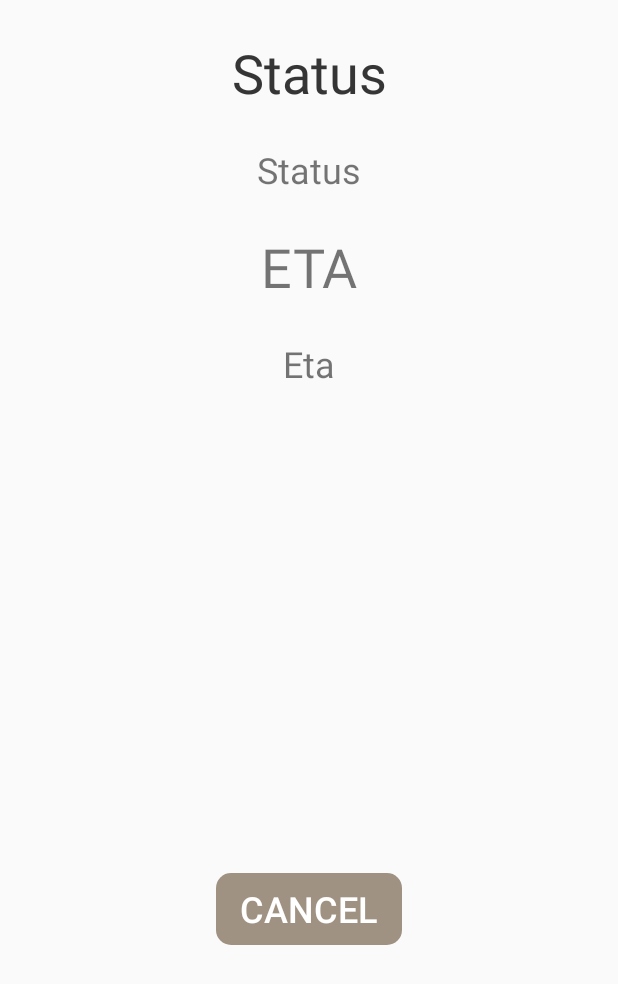
After one commit to labs11-uberambulance/labs11-uberAmbulanceAndroid, an Android app: the RideStatusActivity screen opened directly, with no data from a screen before it, on a phone screen of 412 x 824 dp. The commit adds this screen. Shown: the top 984 px of the screen. Run offline under Robolectric (Android 15) with nearby library versions, the light colour scheme and no system bars.

Commit message:
Add ride status activity with layout.

```diff
--- a/app/src/main/AndroidManifest.xml
+++ b/app/src/main/AndroidManifest.xml
@@ -17,7 +17,8 @@
         android:roundIcon="@mipmap/ic_launcher_round"
         android:supportsRtl="true"
         android:theme="@style/AppTheme">
-        <activity android:name=".ConfirmRequestActivity"></activity>
+        <activity android:name=".RideStatusActivity"></activity>
+        <activity android:name=".ConfirmRequestActivity" />
         <!--
              The API key for Google Maps-based APIs is defined as a string resource.
              (See the file "res/values/google_maps_api.xml").
--- a/app/src/main/java/com/jbseppanen/birthride/ConfirmRequestActivity.kt
+++ b/app/src/main/java/com/jbseppanen/birthride/ConfirmRequestActivity.kt
@@ -1,5 +1,6 @@
 package com.jbseppanen.birthride
 
+import android.content.Intent
 import android.support.v7.app.AppCompatActivity
 import android.os.Bundle
 import com.google.android.gms.maps.CameraUpdateFactory
@@ -8,6 +9,7 @@
 import com.google.android.gms.maps.SupportMapFragment
 import com.google.android.gms.maps.model.LatLng
 import com.google.android.gms.maps.model.MarkerOptions
+import kotlinx.android.synthetic.main.activity_confirm_request.*
 
 class ConfirmRequestActivity : AppCompatActivity(), OnMapReadyCallback {
 
@@ -20,6 +22,7 @@
         val mapFragment = supportFragmentManager
             .findFragmentById(R.id.map_requestconfirm) as SupportMapFragment
         mapFragment.getMapAsync(this)
+        button_requestconfirm_send.setOnClickListener { startActivity(Intent(this, RideStatusActivity::class.java)) }
     }
 
     /**
--- /dev/null
+++ b/app/src/main/java/com/jbseppanen/birthride/RideStatusActivity.kt
@@ -0,0 +1,12 @@
+package com.jbseppanen.birthride
+
+import android.support.v7.app.AppCompatActivity
+import android.os.Bundle
+
+class RideStatusActivity : AppCompatActivity() {
+
+    override fun onCreate(savedInstanceState: Bundle?) {
+        super.onCreate(savedInstanceState)
+        setContentView(R.layout.activity_ride_status)
+    }
+}
--- /dev/null
+++ b/app/src/main/res/layout/activity_ride_status.xml
@@ -0,0 +1,74 @@
+<?xml version="1.0" encoding="utf-8"?>
+<android.support.constraint.ConstraintLayout xmlns:android="http://schemas.android.com/apk/res/android"
+    xmlns:app="http://schemas.android.com/apk/res-auto"
+    xmlns:tools="http://schemas.android.com/tools"
+    android:layout_width="match_parent"
+    android:layout_height="match_parent"
+    tools:context=".RideStatusActivity">
+
+    <TextView
+        android:id="@+id/text_ridestatus_statuslabel"
+        android:layout_width="match_parent"
+        android:layout_height="wrap_content"
+        android:layout_margin="24dp"
+        android:text="Status"
+        android:textSize="36sp"
+        android:textAlignment="center"
+        app:layout_constraintTop_toTopOf="parent" />
+
+    <TextView
+        android:id="@+id/text_ridestatus_status"
+        android:layout_width="match_parent"
+        android:layout_height="wrap_content"
+        android:layout_margin="24dp"
+        android:text="Status"
+        android:textSize="24sp"
+        android:textAlignment="center"
+        app:layout_constraintTop_toBottomOf="@+id/text_ridestatus_statuslabel" />
+
+    <TextView
+        android:id="@+id/text_ridestatus_etalabel"
+        android:layout_width="match_parent"
+        android:layout_height="wrap_content"
+        android:layout_margin="24dp"
+        android:text="ETA"
+        android:textSize="36sp"
+        android:textAlignment="center"
+        app:layout_constraintTop_toBottomOf="@id/text_ridestatus_status" />
+
+    <TextView
+        android:id="@+id/text_ridestatus_eta"
+        android:layout_width="match_parent"
+        android:layout_height="wrap_content"
+        android:layout_margin="24dp"
+        android:text="Eta"
+        android:textSize="24sp"
+        android:textAlignment="center"
+        app:layout_constraintTop_toBottomOf="@+id/text_ridestatus_etalabel" />
+
+    <TextView
+        android:layout_width="match_parent"
+        android:layout_height="wrap_content"
+        android:layout_margin="24dp"
+        android:text="Status"
+        android:textSize="36sp"
+        android:textAlignment="center"
+        app:layout_constraintTop_toTopOf="parent" />
+
+    <Button
+        android:id="@+id/button_ridestatus_cancel"
+        android:layout_width="wrap_content"
+        android:layout_height="wrap_content"
+        android:background="@drawable/radiused_rectangle_background"
+        android:backgroundTint="@color/colorButtonBrown"
+        android:paddingLeft="16dp"
+        android:paddingRight="16dp"
+        android:text="CANCEL"
+        android:textColor="@android:color/white"
+        android:textSize="24sp"
+        app:layout_constraintBottom_toBottomOf="parent"
+        app:layout_constraintEnd_toEndOf="parent"
+        app:layout_constraintStart_toStartOf="parent"
+        app:layout_constraintTop_toTopOf="parent"
+        app:layout_constraintVertical_bias="0.75" />
+</android.support.constraint.ConstraintLayout>
```
